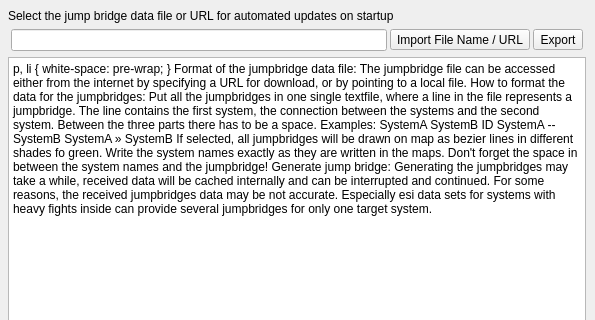
This is src/vi/ui/JumpbridgeChooser.ui in jkey-67/spyglass as Qt 5 draws it before an edit; both pictures show x 0 to 595 and y 0 to 320 of the 595 by 638 pixel window. The edited form follows.
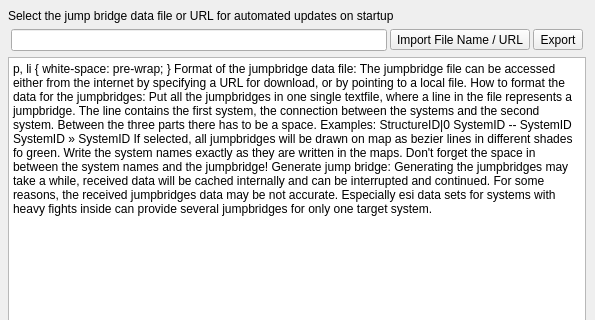
This is the edited form. Icons and pictures are not drawn.

```diff
--- a/src/vi/ui/JumpbridgeChooser.ui
+++ b/src/vi/ui/JumpbridgeChooser.ui
@@ -251,9 +251,8 @@
 &lt;p style=&quot; margin-top:0px; margin-bottom:0px; margin-left:0px; margin-right:0px; -qt-block-indent:0; text-indent:0px;&quot;&gt;The line contains the first system, the connection between the systems and the second system. Between the three parts there has to be a space.&lt;/p&gt;
 &lt;p style=&quot;-qt-paragraph-type:empty; margin-top:0px; margin-bottom:0px; margin-left:0px; margin-right:0px; -qt-block-indent:0; text-indent:0px;&quot;&gt;&lt;br /&gt;&lt;/p&gt;
 &lt;p style=&quot; margin-top:0px; margin-bottom:0px; margin-left:0px; margin-right:0px; -qt-block-indent:0; text-indent:0px;&quot;&gt;&lt;span style=&quot; font-weight:600; font-style:italic;&quot;&gt;Examples:&lt;/span&gt;&lt;/p&gt;
-&lt;p style=&quot; margin-top:0px; margin-bottom:0px; margin-left:0px; margin-right:0px; -qt-block-indent:0; text-indent:0px;&quot;&gt;	SystemA &amp;lt;-&amp;gt; SystemB&lt;/p&gt;
-&lt;p style=&quot; margin-top:0px; margin-bottom:0px; margin-left:0px; margin-right:0px; -qt-block-indent:0; text-indent:0px;&quot;&gt;	ID SystemA --&amp;gt; SystemB&lt;/p&gt;
-&lt;p style=&quot; margin-top:0px; margin-bottom:0px; margin-left:0px; margin-right:0px; -qt-block-indent:0; text-indent:0px;&quot;&gt;	SystemA » SystemB&lt;/p&gt;
+&lt;p style=&quot; margin-top:0px; margin-bottom:0px; margin-left:0px; margin-right:0px; -qt-block-indent:0; text-indent:0px;&quot;&gt;	StructureID|0 SystemID --&amp;gt; SystemID&lt;/p&gt;
+&lt;p style=&quot; margin-top:0px; margin-bottom:0px; margin-left:0px; margin-right:0px; -qt-block-indent:0; text-indent:0px;&quot;&gt;	SystemID » SystemID&lt;/p&gt;
 &lt;p style=&quot;-qt-paragraph-type:empty; margin-top:0px; margin-bottom:0px; margin-left:0px; margin-right:0px; -qt-block-indent:0; text-indent:0px;&quot;&gt;&lt;br /&gt;&lt;/p&gt;
 &lt;p style=&quot; margin-top:0px; margin-bottom:0px; margin-left:0px; margin-right:0px; -qt-block-indent:0; text-indent:0px;&quot;&gt;If selected, all jumpbridges will be drawn on map as bezier lines in different shades fo green.&lt;/p&gt;
 &lt;p style=&quot; margin-top:0px; margin-bottom:0px; margin-left:0px; margin-right:0px; -qt-block-indent:0; text-indent:0px;&quot;&gt;Write the system names exactly as they are written in the maps.&lt;/p&gt;
```
Left out of the diff: 14 changed lines with no effect on the pictures.
